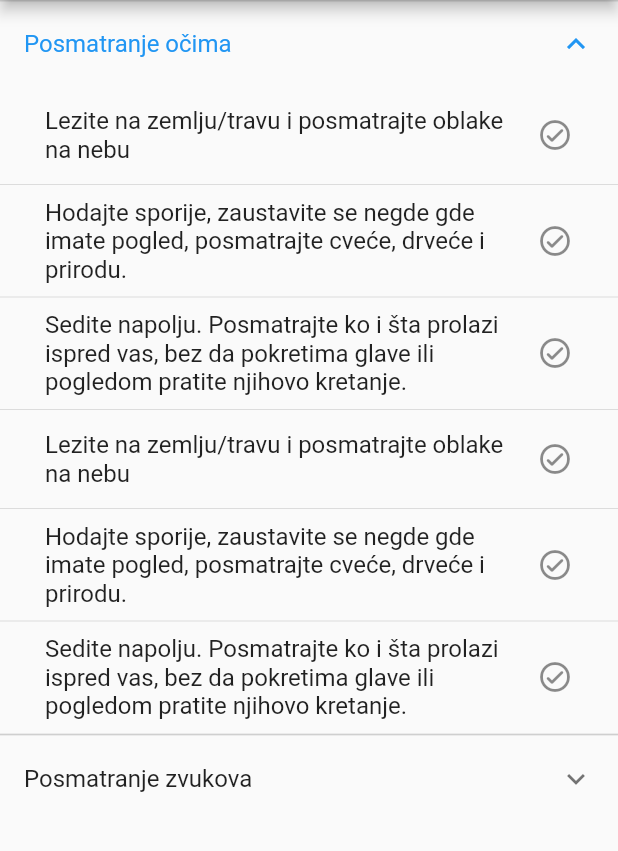
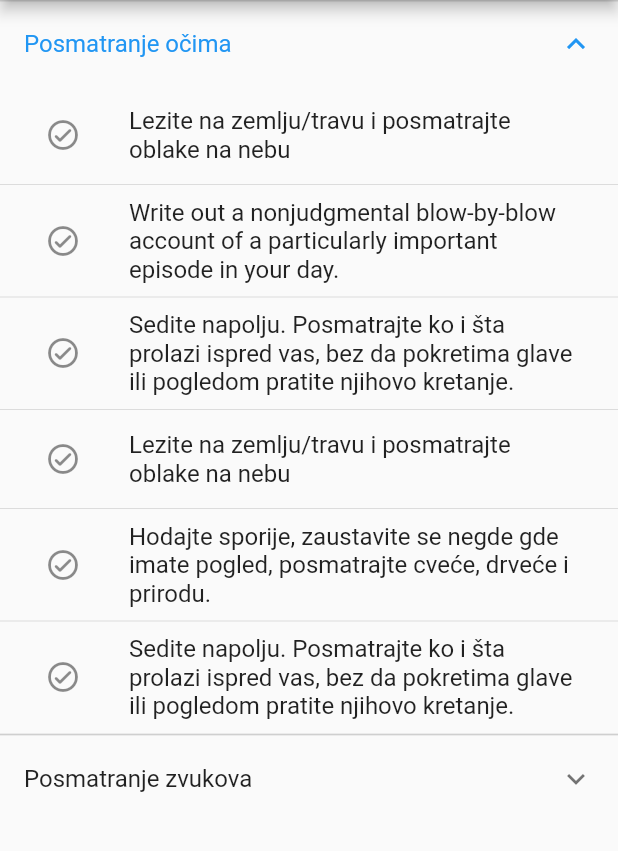
Before and after one commit to sborovic/dbt-worksheets, a Flutter app: the screen it shows after launch, after a tap on "Posmatranje očima", on a phone screen of 412 x 824 dp, the part 84-935 px from its top. Run offline on Flutter 3.47's test engine with Material 2 defaults, Android fonts, the phone set to English and light mode, and no system bars.

Commit message:
Add ListTile acceptable variant #1

```diff
--- a/app/lib/db.dart
+++ b/app/lib/db.dart
@@ -22,7 +22,7 @@ List<SkillsNode> getChildrenOf(int parentId) {
       SkillsNode(
           id: 12,
           title:
-              "Hodajte sporije, zaustavite se negde gde imate pogled, posmatrajte cveće, drveće i prirodu.",
+              "Write out a nonjudgmental blow-by-blow account of a particularly important episode in your day.",
           isLeaf: true),
       SkillsNode(
           id: 13,
--- a/app/lib/skills_list.dart
+++ b/app/lib/skills_list.dart
@@ -3,8 +3,7 @@ import "package:app/db.dart";
 
 class SkillsList extends StatefulWidget {
   final List<SkillsNode> skillNodes;
-  final ScrollController _scrollController = ScrollController();
-  SkillsList({required this.skillNodes, Key? key}) : super(key: key);
+  const SkillsList({required this.skillNodes, Key? key}) : super(key: key);
 
   @override
   _SkillsListState createState() => _SkillsListState();
@@ -28,7 +27,9 @@ class _SkillsListState extends State<SkillsList> {
 
 
                 ),
-                trailing: const Icon(Icons.check_circle_outline_rounded),
+                leading: Container(
+                  height: double.infinity, child: const Icon(Icons.check_circle_outline_rounded)),
+                enableFeedback: true,
               );
             } else {
               return Column(children: [
```
